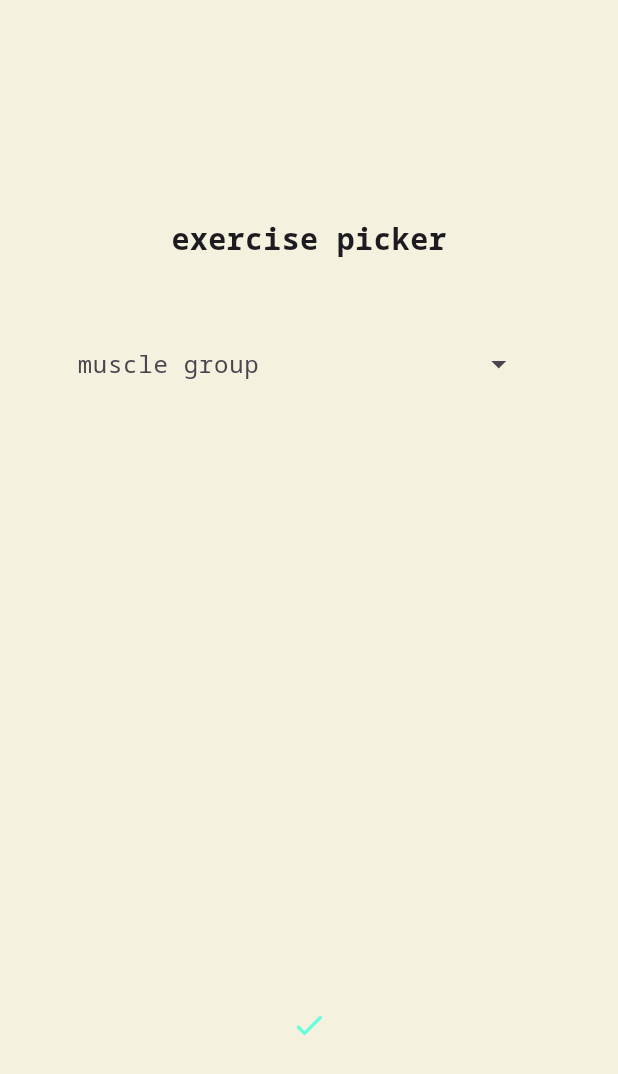
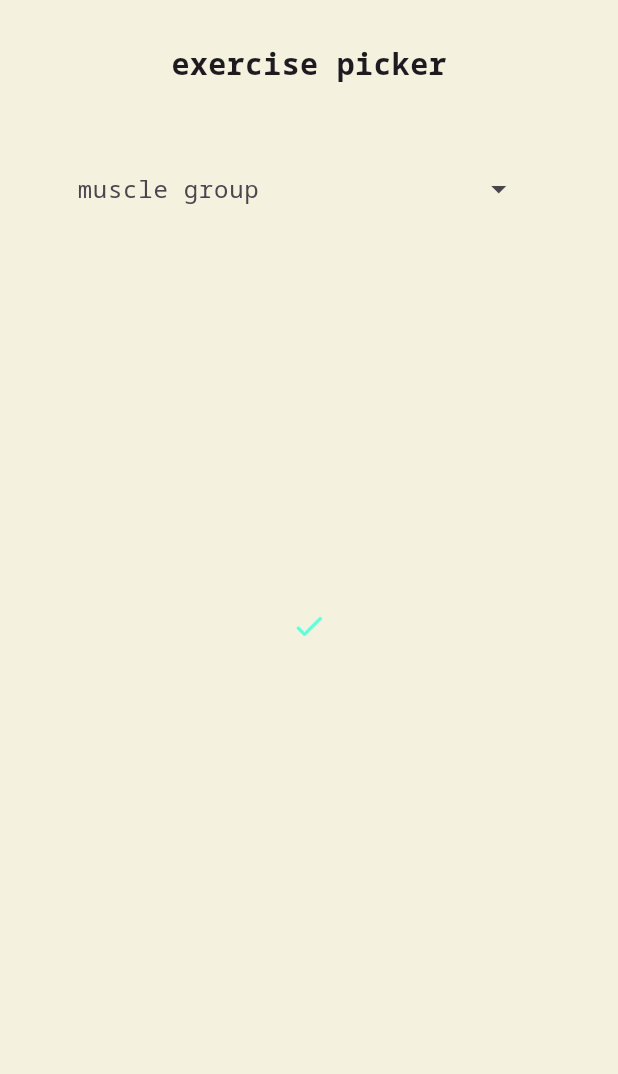
Before and after one commit to ettoma/gym_bro, a Flutter app: the QuickWorkoutExercisePicker widget shown alone on an empty page, opened directly, on a phone screen of 412 x 824 dp. Shown: the top 1074 px of the screen. Run offline on Flutter 3.47's test engine with Material 3 defaults, Android fonts, the phone set to English and light mode, and no system bars; our stand-ins replace google_fonts, sqflite; missing offline and left inert: custom_timer; accounts and stored records are empty.

Commit message:
edit existing workout frontend

```diff
--- a/lib/views/home.dart
+++ b/lib/views/home.dart
@@ -41,9 +41,9 @@ class _HomeState extends State<Home> {
         // ExercisesHelper().getExercises();
         // ExerciseList().chestExercises();
 
-        // Provider.of<DatabaseProvider>(context, listen: false)
-        //     .deleteAllWorkouts();
-        // DatabaseUtils().deleteAllWorkouts();
+        Provider.of<DatabaseProvider>(context, listen: false)
+            .deleteAllWorkouts();
+        DatabaseUtils().deleteAllWorkouts();
       }),
       body: Center(
         child: GridView.builder(
--- a/lib/views/my_workouts.dart
+++ b/lib/views/my_workouts.dart
@@ -161,8 +161,8 @@ class _MyWorkoutsState extends State<MyWorkouts> {
             color: Colors.white,
           ),
           onPressed: () {
-            Navigator.of(context).push(MaterialPageRoute(
-                builder: (context) => const WorkoutBuilder()));
+            Navigator.of(context).push(
+                MaterialPageRoute(builder: (context) => WorkoutBuilder()));
           }),
     );
   }
--- a/lib/widgets/quick_workout_exercise_picker.dart
+++ b/lib/widgets/quick_workout_exercise_picker.dart
@@ -124,7 +124,8 @@ class _QuickWorkoutExercisePickerState
       getExercisesForMuscleGroup();
     });
 
-    return Column(
+    return SingleChildScrollView(
+      child: Column(
           crossAxisAlignment: CrossAxisAlignment.center,
           mainAxisAlignment: MainAxisAlignment.center,
           children: [
@@ -200,13 +201,15 @@ class _QuickWorkoutExercisePickerState
                                       padding:
                                           MaterialStateProperty.all<EdgeInsets>(
                                               const EdgeInsets.symmetric(
-                                                horizontal: 10, vertical: 20))),
+                                                  horizontal: 10,
+                                                  vertical: 20))),
                                   label: const Text(DropdownTitles.exercise),
                                   onSelected: (value) {
                                     setState(() {
                                       weightControllers[0].clear();
                                       repsControllers[0].clear();
-                                    exerciseController.text = value.toString();
+                                      exerciseController.text =
+                                          value.toString();
                                     });
                                   },
                                   // width: MediaQuery.of(context).size.width * 0.75,
@@ -214,17 +217,19 @@ class _QuickWorkoutExercisePickerState
                                       getExercisesForMuscleGroup()),
                         ),
                       ),
-                    Opacity(
+                      SingleChildScrollView(
+                        child: Opacity(
                             opacity: exerciseController.text == '' ? 0 : 1,
                             child: SizedBox(
-                          height: 350,
+                              height: 200,
                               width: constraints.maxWidth * 0.9,
                               child: ListView.builder(
                                 itemCount: setsCount,
                                 itemBuilder: (context, index) {
                                   return SizedBox(
                                     child: Row(
-                                    mainAxisAlignment: MainAxisAlignment.center,
+                                        mainAxisAlignment:
+                                            MainAxisAlignment.center,
                                         children: [
                                           Container(
                                             padding: const EdgeInsets.symmetric(
@@ -234,8 +239,10 @@ class _QuickWorkoutExercisePickerState
                                               maxLines: 1,
                                               maxLength: 3,
                                               enableSuggestions: false,
-                                          controller: repsControllers[index],
-                                          keyboardType: TextInputType.number,
+                                              controller:
+                                                  repsControllers[index],
+                                              keyboardType:
+                                                  TextInputType.number,
                                               decoration: const InputDecoration(
                                                 counterText: '',
                                                 helperStyle: TextStyle(
@@ -256,14 +263,17 @@ class _QuickWorkoutExercisePickerState
                                               maxLines: 1,
                                               maxLength: 5,
                                               enableSuggestions: false,
-                                          controller: weightControllers[index],
-                                          keyboardType: TextInputType.number,
+                                              controller:
+                                                  weightControllers[index],
+                                              keyboardType:
+                                                  TextInputType.number,
                                               decoration: const InputDecoration(
                                                 counterText: '',
                                                 helperStyle: TextStyle(
                                                     fontWeight: FontWeight.bold,
                                                     fontSize: 14),
-                                            helperText: DropdownTitles.weight,
+                                                helperText:
+                                                    DropdownTitles.weight,
                                                 suffixIcon: Icon(
                                                   Icons.monitor_weight_outlined,
                                                   color: Colors.tealAccent,
@@ -288,7 +298,8 @@ class _QuickWorkoutExercisePickerState
                                   );
                                 },
                               ),
-                        ))
+                            )),
+                      )
                     ],
                   ),
                 );
@@ -337,6 +348,7 @@ class _QuickWorkoutExercisePickerState
                 }
               },
             )
-        ]);
+          ]),
+    );
   }
 }
```
Also changed, not shown: lib/views/workout_builder.dart (+4 -4 lines), lib/widgets/exercise_picker.dart (+27 -14 lines), lib/widgets/workout_dialog.dart (+26 -6 lines). Lines whose indentation alone changed are shown as unchanged.
